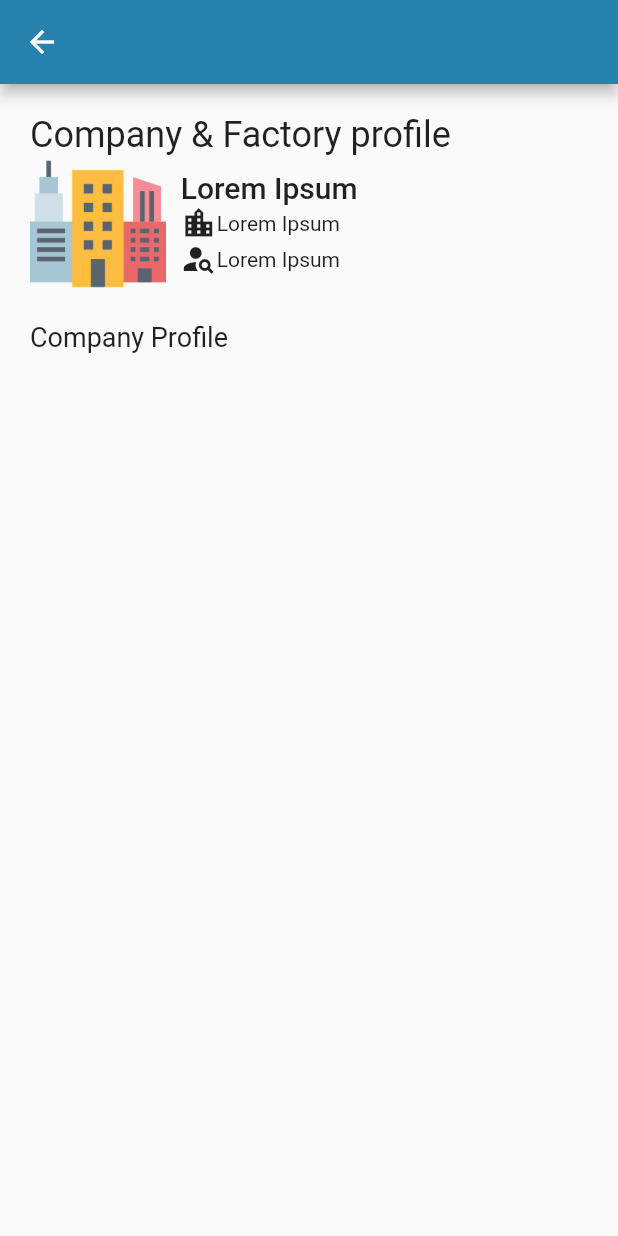
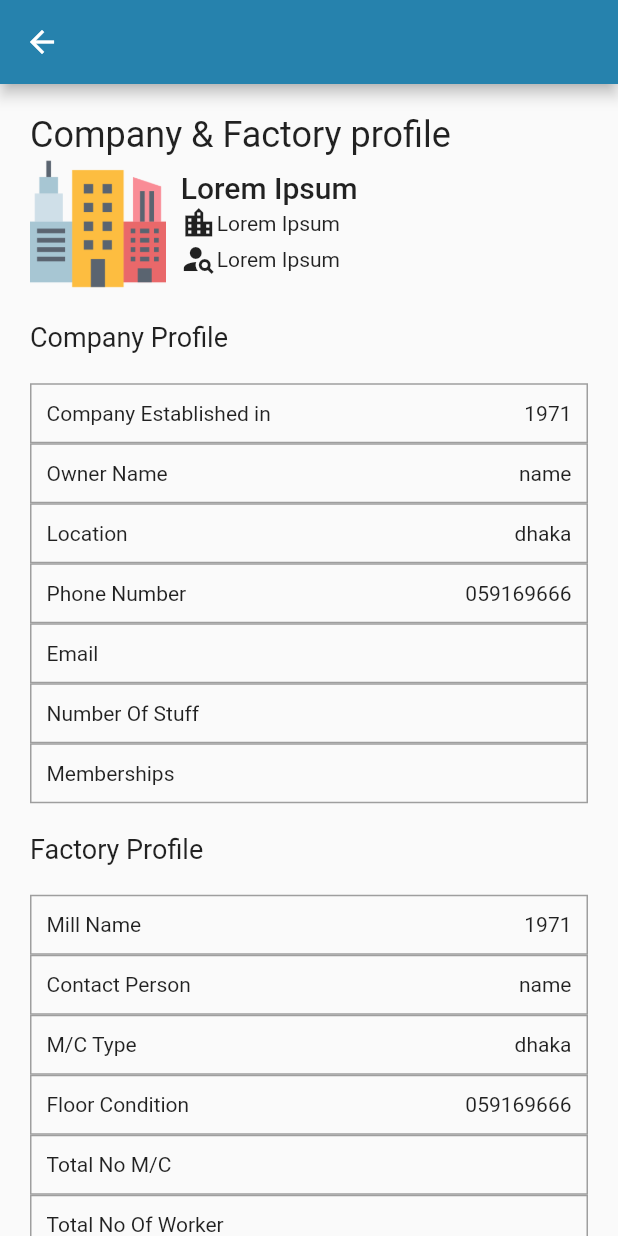
Before and after one commit to 02imran/hire, a Flutter app: the CompanyAndFactoryProfile screen opened directly, on a phone screen of 412 x 824 dp. Run offline on Flutter 3.47's test engine with Material 2 defaults, Android fonts, the phone set to English and light mode, and no system bars; our stand-ins replace flutter_svg.

Commit message:
buyer factory and company complete

```diff
--- /dev/null
+++ b/lib/buyer_job_worker/buyer_product_details/buyer_product_details.dart
@@ -0,0 +1,10 @@
+import 'package:flutter/material.dart';
+
+class BuyerProductDetails extends StatelessWidget {
+  @override
+  Widget build(BuildContext context) {
+    return Container(
+
+    );
+  }
+}
--- /dev/null
+++ b/lib/buyer_job_worker/buyer_product_details/components/buyer_prodict_details_body.dart
@@ -0,0 +1,12 @@
+import 'package:flutter/material.dart';
+
+class BuyerProductDetailsBody extends StatelessWidget {
+  const BuyerProductDetailsBody({ Key? key }) : super(key: key);
+
+  @override
+  Widget build(BuildContext context) {
+    return Container(
+
+    );
+  }
+}
--- a/lib/buyer_job_worker/buyer_search/company_and_factory_profile/components/company_and_factory_profile_body.dart
+++ /dev/null
@@ -1,31 +0,0 @@
-import 'package:flutter/material.dart';
-import 'package:hire_app/components/company_details.dart';
-
-class CompanyAndFactoryProfileBody extends StatelessWidget {
-  const CompanyAndFactoryProfileBody({Key? key}) : super(key: key);
-
-  @override
-  Widget build(BuildContext context) {
-    return SafeArea(
-      child: Padding(
-        padding: EdgeInsets.symmetric(horizontal: 20),
-        child: Column(
-          crossAxisAlignment: CrossAxisAlignment.start,
-          children: [
-            SizedBox(height: 20),
-            Text(
-              'Company & Factory profile',
-              style: TextStyle(fontSize: 24),
-            ),
-            CompanyDetails(),
-            SizedBox(height: 20),
-            Text(
-              'Company Profile',
-              style: TextStyle(fontSize: 18),
-            )
-          ],
-        ),
-      ),
-    );
-  }
-}
--- a/lib/buyer_job_worker/buyer_search/components/buyer_search_body.dart
+++ b/lib/buyer_job_worker/buyer_search/components/buyer_search_body.dart
@@ -1,7 +1,5 @@
 import 'package:flutter/material.dart';
-import 'package:hire_app/buyer_job_worker/buyer_search/company_and_factory_profile/company_and_factory_profile.dart';
-import 'package:hire_app/constants.dart';
-
+import 'package:hire_app/buyer_job_worker/company_and_factory_profile/company_and_factory_profile.dart';
 import 'buyer_header_text.dart';
 import 'buyer_search_prod.dart';
 import 'feature_companies.dart';
--- a/lib/buyer_job_worker/buyer_search/company_and_factory_profile/company_and_factory_profile.dart
+++ b/lib/buyer_job_worker/company_and_factory_profile/company_and_factory_profile.dart
@@ -1,7 +1,6 @@
 import 'package:flutter/material.dart';
-import 'package:hire_app/buyer_job_worker/buyer_search/company_and_factory_profile/components/company_and_factory_profile_body.dart';
-
 import '../../../constants.dart';
+import 'components/company_and_factory_profile_body.dart';
 
 class CompanyAndFactoryProfile extends StatelessWidget {
   const CompanyAndFactoryProfile({Key? key}) : super(key: key);
--- /dev/null
+++ b/lib/buyer_job_worker/company_and_factory_profile/components/buyer_company_profile.dart
@@ -0,0 +1,24 @@
+
+import 'package:flutter/material.dart';
+import 'package:hire_app/components/user_data.dart';
+
+class BuyerCompanyProfile extends StatelessWidget {
+  const BuyerCompanyProfile({
+    Key? key,
+  }) : super(key: key);
+
+  @override
+  Widget build(BuildContext context) {
+    return Column(
+      children: [
+        UserData(text1: 'Company Established in', text2: '1971'),
+        UserData(text1: 'Owner Name', text2: 'name'),
+        UserData(text1: 'Location', text2: 'dhaka'),
+        UserData(text1: 'Phone Number', text2: '059169666'),
+        UserData(text1: 'Email', text2: ''),
+        UserData(text1: 'Number Of Stuff', text2: ''),
+        UserData(text1: 'Memberships', text2: ''),
+      ],
+    );
+  }
+}
--- /dev/null
+++ b/lib/buyer_job_worker/company_and_factory_profile/components/buyer_factory_profile.dart
@@ -0,0 +1,30 @@
+
+import 'package:flutter/material.dart';
+import 'package:hire_app/components/user_data.dart';
+
+class BuyerFactoryProfile extends StatelessWidget {
+  const BuyerFactoryProfile({
+    Key? key,
+  }) : super(key: key);
+
+  @override
+  Widget build(BuildContext context) {
+    return Column(
+      children: [
+        SizedBox(height: 20),
+        UserData(text1: 'Mill Name', text2: '1971'),
+        UserData(text1: 'Contact Person', text2: 'name'),
+        UserData(text1: 'M/C Type', text2: 'dhaka'),
+        UserData(text1: 'Floor Condition', text2: '059169666'),
+        UserData(text1: 'Total No M/C', text2: ''),
+        UserData(text1: 'Total No Of Worker', text2: ''),
+        UserData(text1: 'Location Of Mill', text2: ''),
+        UserData(text1: 'Total Capacity Of Production', text2: ''),
+        UserData(
+            text1: 'Proposed Rate: Yds/meter/kgs/lbs/pcs', text2: ''),
+        UserData(text1: 'Delivery Time', text2: ''),
+        UserData(text1: 'Factory Open Hours', text2: ''),
+      ],
+    );
+  }
+}
--- /dev/null
+++ b/lib/buyer_job_worker/company_and_factory_profile/components/company_and_factory_profile_body.dart
@@ -0,0 +1,60 @@
+import 'package:flutter/material.dart';
+import 'package:hire_app/buyer_job_worker/buyer_product_details/buyer_product_details.dart';
+import 'package:hire_app/buyer_job_worker/buyer_search/components/buyer_header_text.dart';
+import 'package:hire_app/buyer_job_worker/buyer_search/components/feature_companies.dart';
+import 'package:hire_app/components/company_details.dart';
+import 'package:hire_app/components/user_data.dart';
+import 'package:hire_app/employee/home/components/List_header.dart';
+
+import 'buyer_company_profile.dart';
+import 'buyer_factory_profile.dart';
+
+class CompanyAndFactoryProfileBody extends StatelessWidget {
+  const CompanyAndFactoryProfileBody({Key? key}) : super(key: key);
+
+  @override
+  Widget build(BuildContext context) {
+    return SafeArea(
+      child: SingleChildScrollView(
+        child: Padding(
+          padding: EdgeInsets.symmetric(horizontal: 20),
+          child: Column(
+            crossAxisAlignment: CrossAxisAlignment.start,
+            children: [
+              SizedBox(height: 20),
+              Text(
+                'Company & Factory profile',
+                style: TextStyle(fontSize: 24),
+              ),
+              CompanyDetails(),
+              SizedBox(height: 20),
+              Text(
+                'Company Profile',
+                style: TextStyle(fontSize: 18),
+              ),
+              SizedBox(height: 20),
+              BuyerCompanyProfile(),
+              SizedBox(height: 20),
+              Text('Factory Profile', style: TextStyle(fontSize: 18)),
+              BuyerFactoryProfile(),
+              SizedBox(height: 20),
+              BuyerHeaderText(text1: 'Product we make', text2: 'See All'),
+              SizedBox(height: 20),
+              FeatureList(
+                  img: 'assets/images/building.png',
+                  text: 'Demo product',
+                  press: () {
+                    Navigator.push(
+                      context,
+                      MaterialPageRoute(
+                        builder: (_) => BuyerProductDetails(),
+                      ),
+                    );
+                  })
+            ],
+          ),
+        ),
+      ),
+    );
+  }
+}
--- a/lib/main.dart
+++ b/lib/main.dart
@@ -1,9 +1,6 @@
 import 'package:flutter/material.dart';
+import 'buyer_job_worker/logo_with_order/logo_with_order.dart';
 
-import 'package:hire_app/employeer/shorted_list/shorted_list.dart';
-
-import 'buyer_job_worker/logo_with_order/logo_with_order.dart';
-import 'employeer/offer_send/offer_send.dart';
 
 void main() {
   runApp(MyApp());
```
